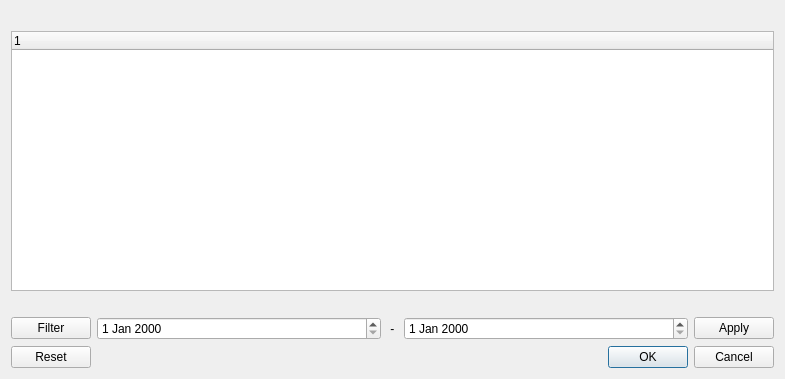
This is tomviz/DataBrokerLoadDialog.ui in OpenChemistry/tomviz as Qt 5 draws it before an edit. The edited form follows.
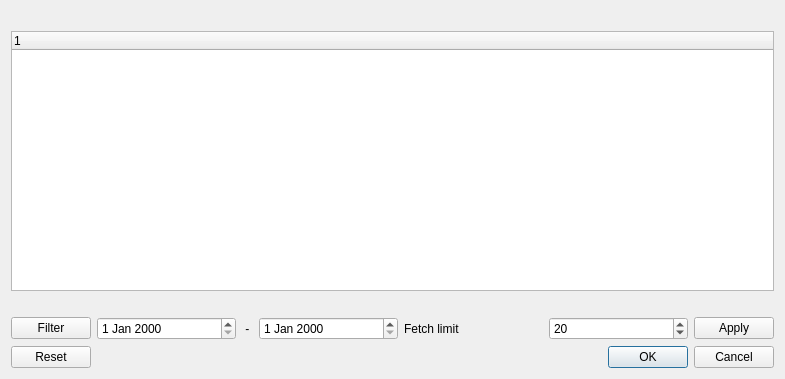
This is the edited form.

Diff of the .ui file:
```diff
--- a/tomviz/DataBrokerLoadDialog.ui
+++ b/tomviz/DataBrokerLoadDialog.ui
@@ -96,6 +96,23 @@
       <item>
        <widget class="QDateEdit" name="toDateEdit"/>
       </item>
+      <item>
+       <widget class="QLabel" name="fetchLimitLabel">
+        <property name="text">
+         <string>Fetch limit</string>
+        </property>
+       </widget>
+      </item>
+      <item>
+       <widget class="QSpinBox" name="limitSpinBox">
+        <property name="maximum">
+         <number>500</number>
+        </property>
+        <property name="value">
+         <number>20</number>
+        </property>
+       </widget>
+      </item>
       <item>
        <widget class="QPushButton" name="applyFilterButton">
         <property name="sizePolicy">
```
